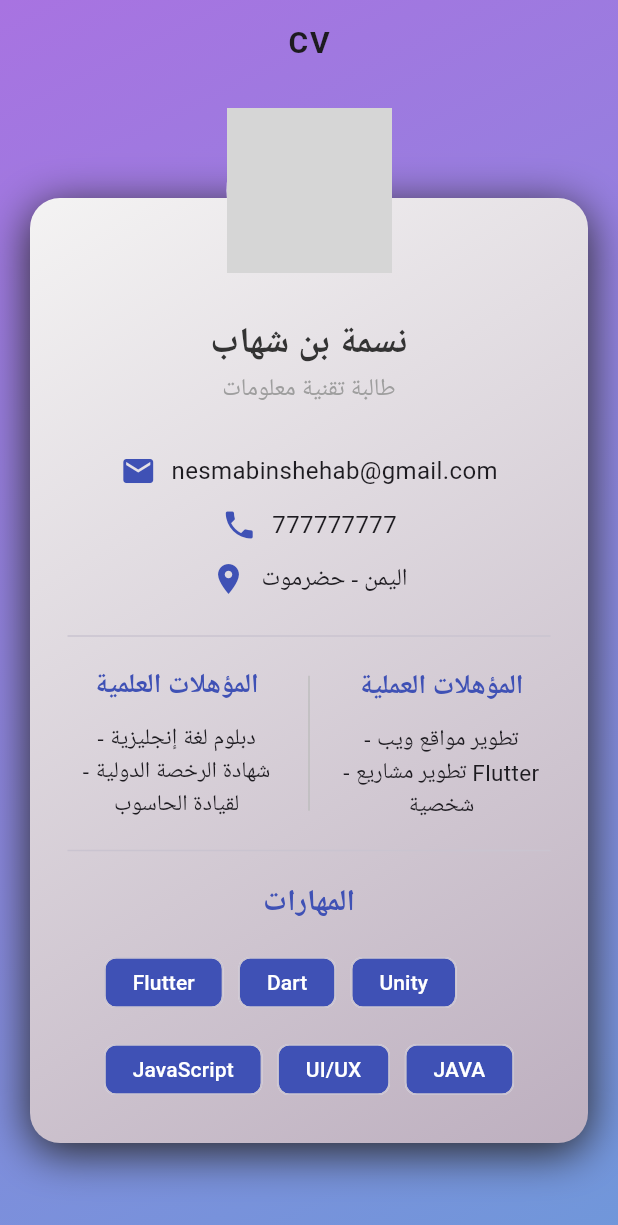
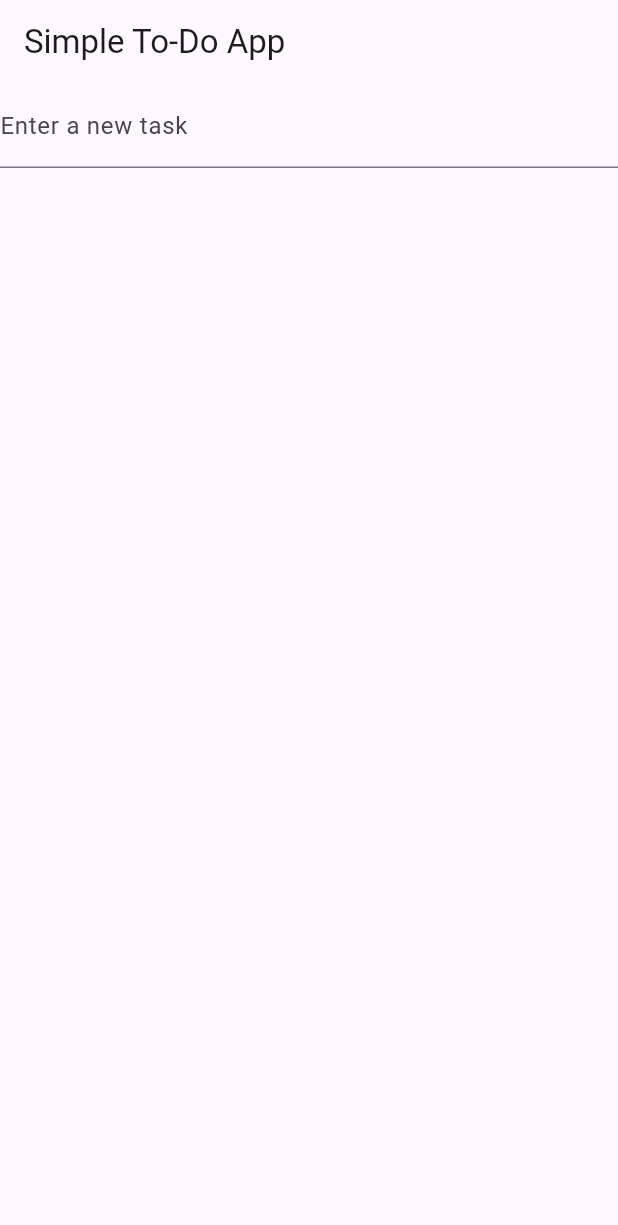
Before and after one commit to NesmaBinshehab/Electronic-Tasbeeh, a Flutter app: the screen it shows after launch, on a phone screen of 412 x 824 dp. Shown: the top 1225 px of the screen. Run offline on Flutter 3.47's test engine with Material 3 defaults, Android fonts, the phone set to English and light mode, and no system bars; grey boxes are pictures that could not be loaded.

Commit message:
to do app

```diff
--- a/lib/main.dart
+++ b/lib/main.dart
@@ -1,153 +1,64 @@
 import 'package:flutter/material.dart';
 
 void main() {
-  runApp(const MyApp());
+  runApp(TodoApp());
 }
 
-class MyApp extends StatelessWidget {
-  const MyApp({super.key});
+class TodoApp extends StatefulWidget {
+  @override
+  _TodoAppState createState() => _TodoAppState();
+}
+
+class _TodoAppState extends State<TodoApp> {
+  final List<String> _todos = [];
+
+  void _addTodoItem(String task) {
+    if (task.isNotEmpty) {
+      setState(() {
+        _todos.add(task);
+      });
+    }
+  }
+
+  void _removeTodoItem(int index) {
+    setState(() {
+      _todos.removeAt(index);
+    });
+  }
+
   @override
   Widget build(BuildContext context) {
     return MaterialApp(
-      title: 'My CV',
-      debugShowCheckedModeBanner: false,
       home: Scaffold(
-        extendBodyBehindAppBar: true,
         appBar: AppBar(
-          title: const Text( "CV",
-            style: TextStyle(
-              fontWeight: FontWeight.bold,
-              fontSize: 20,
-              letterSpacing: 1.2,
-            ), ),
-          centerTitle: true,
-          backgroundColor: Colors.transparent,
+          title: Text('Simple To-Do App'),
         ),
-        body: Container(
-          decoration: const BoxDecoration(
-            gradient: LinearGradient(
-              colors: [Color(0xFFA873E1),
-                Color(0xFF7097DA)],
-              begin: Alignment.topLeft,
-              end: Alignment.bottomRight,
-            ), ),
-          child: Center( child: SingleChildScrollView(
-            child: Stack(
-              alignment: Alignment.topCenter,
-              children: [
-                Container(
-                  margin: const EdgeInsets.only(top: 70, left: 20, right: 20),
-                  decoration: BoxDecoration(
-                    borderRadius: BorderRadius.circular(20),
-                    gradient: LinearGradient(
-                      colors: [
-                        Color(0xfff4f3f3),
-                        Color(0xffbdafbf),
-                      ],
-                      begin: Alignment.topLeft,
-                      end: Alignment.bottomRight,
+        body: Column(
+          children: <Widget>[
+            TextField(
+              onSubmitted: _addTodoItem,
+              decoration: InputDecoration(
+                labelText: 'Enter a new task',
+              ),
+            ),
+            Expanded(
+              child: ListView.builder(
+                itemCount: _todos.length,
+                itemBuilder: (context, index) {
+                  return ListTile(
+                    title: Text(_todos[index]),
+                    //subtitle: Text("$index"),
+                    trailing: IconButton(
+                      icon: Icon(Icons.delete),
+                      onPressed: () => _removeTodoItem(index),
                     ),
-                    boxShadow: [
-                      BoxShadow(
-                        color: Color(0xff272626),
-                        blurRadius: 25,
-                        offset: const Offset(0, 6),
-                      ), ], ),
-                  child:
-                  Padding(
-                    padding: const EdgeInsets.fromLTRB(25, 80, 25, 25),
-                    child:
-                    Column(
-                      children: [
-                        const Text( "نسمة بن شهاب",
-                          style: TextStyle( fontSize: 24,
-                            fontWeight: FontWeight.bold,
-                            color: Color(0xFF333333),
-                          ), ),
-                        const Text( "طالبة تقنية معلومات",
-                          style: TextStyle( fontSize: 16,
-                            color: Colors.grey,
-                          ), ),
-                        const SizedBox(height: 25),
-                        buildInfoRow(Icons.email,
-                            "nesmabinshehab@gmail.com"),
-                        buildInfoRow( Icons.phone, "777777777"),
-                        buildInfoRow( Icons.location_on, "اليمن - حضرموت"),
-                        const Divider(height: 40, thickness: 1),
-                  Row( children: [
-                    Expanded( child: Column(
-                      children:
-                      const [ Text( "المؤهلات العلمية",
-                        style: TextStyle(
-                          fontSize: 18,
-                          fontWeight: FontWeight.bold,
-                          color: Colors.indigo,
-                        ), ),
-                        SizedBox(height: 10),
-                        Text( "- دبلوم لغة إنجليزية\n- شهادة الرخصة الدولية لقيادة الحاسوب",
-                          textAlign: TextAlign.center,
-                          style: TextStyle(fontSize: 15),
-                        ), ], ), ),
-                    Container( height: 90, width: 1,
-                      color: Colors.grey.shade400,
-                      margin: const EdgeInsets.symmetric(horizontal: 15),
-                    ),
-                    Expanded( child: Column(
-                      children: const [
-                        Text( "المؤهلات العملية",
-                          style: TextStyle(
-                            fontSize: 18,
-                            fontWeight: FontWeight.bold,
-                            color: Colors.indigo,
-                          ), ),
-                        SizedBox(height: 10),
-                        Text( "- تطوير مواقع ويب \n- تطوير مشاريع Flutter شخصية",
-                          textAlign: TextAlign.center,
-                          style: TextStyle(fontSize: 15),
-                        ), ], ), ), ], ),
-                        const Divider(height: 40, thickness: 1),
-                        const Text( "المهارات",
-                          style: TextStyle( fontSize: 20,
-                            fontWeight: FontWeight.bold,
-                            color: Colors.indigo,
-                          ), ),
-                  const SizedBox(height: 15),
-                  Wrap(
-                    spacing: 10,
-                    runSpacing: 10,
-                    children: const [
-                      SkillChip("Flutter"),
-                      SkillChip("Dart"),
-                      SkillChip("Unity"),
-                      SkillChip("JavaScript"),
-                      SkillChip("UI/UX"),
-                      SkillChip("JAVA"),
-                    ], ), ], ), ), ),
-                const Positioned( top: 10,
-                  child: CircleAvatar(
-                    radius: 55,
-                    backgroundColor: Colors.white,
-                    backgroundImage: AssetImage('images/4.jpg'),
-                  ), ), ], ), ), ), ),
-      ));
+                  );
+                },
+              ),
+            ),
+          ],
+        ),
+      ),
+    );
   }
-  static Widget buildInfoRow(IconData icon, String text) {
-    return Padding(
-      padding: const EdgeInsets.symmetric(vertical: 6),
-      child: Row(
-        mainAxisAlignment: MainAxisAlignment.center,
-        children: [
-          Icon(icon, color: Colors.indigo),
-          const SizedBox(width: 10),
-          Text(text, style: const TextStyle(fontSize: 16)),
-        ], ), ); } }
-class SkillChip extends StatelessWidget {
-  final String label;
-  const SkillChip(this.label, {super.key});
-  @override
-  Widget build(BuildContext context) {
-    return Chip(
-      label: Text(
-        label, style: const TextStyle(color:Colors.white), ),
-      backgroundColor: Colors.indigo, padding:
-    const EdgeInsets.symmetric(horizontal: 10, vertical: 6), ); } }
+}
```
Also changed, not shown: 1 other file.
